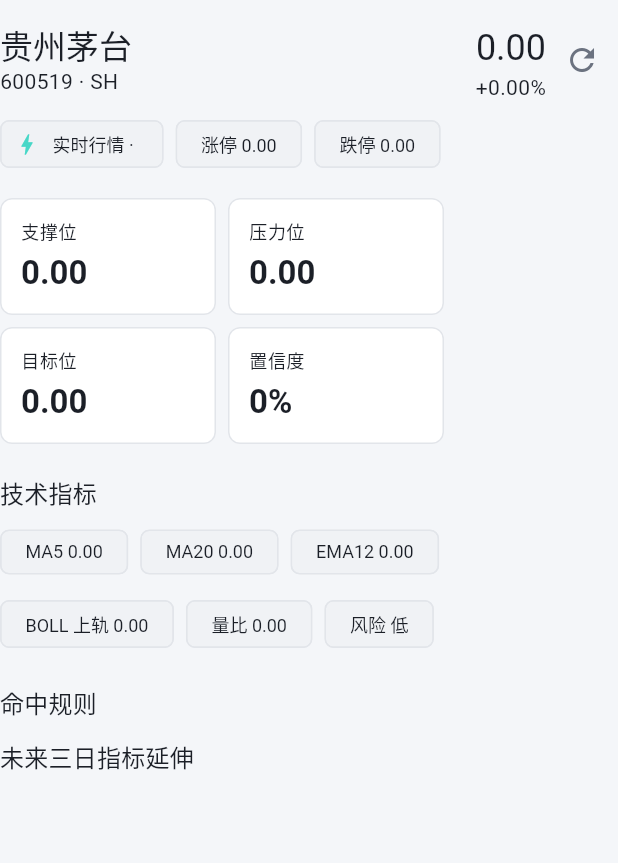
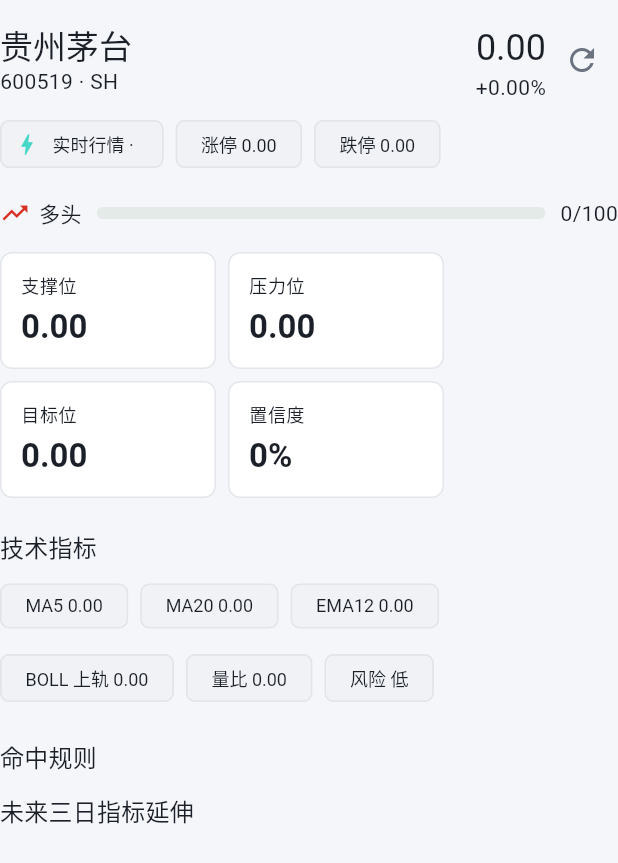
Before and after one commit to WooYu/Sock, a Flutter app: the _AnalysisContent widget shown alone on an empty page, opened directly with empty values, on a phone screen of 412 x 824 dp. Shown: the top 863 px of the screen. Run offline on Flutter 3.47's test engine with Material 3 defaults, Android fonts, the phone set to English and light mode, and no system bars; our stand-ins replace file_picker, share_plus, shared_preferences; missing offline and left inert: candlesticks; accounts and stored records are empty.

Commit message:
feat: add direction strength gauge to stock analysis
Co-Authored-By: Claude Opus 4.8 (1M context) <noreply@anthropic.com>

```diff
--- a/lib/features/analysis/stock_analysis_screen.dart
+++ b/lib/features/analysis/stock_analysis_screen.dart
@@ -217,6 +217,37 @@ class _AnalysisContent extends StatelessWidget {
           ],
         ),
         const SizedBox(height: 16),
+        Row(
+          children: [
+            Icon(
+              _directionIcon(analysis.direction),
+              size: 20,
+              color: _directionColor(context, analysis.direction),
+            ),
+            const SizedBox(width: 6),
+            Text(_directionLabel(analysis.direction)),
+            const SizedBox(width: 10),
+            Expanded(
+              child: ClipRRect(
+                borderRadius: BorderRadius.circular(4),
+                child: LinearProgressIndicator(
+                  value: (analysis.directionStrength / 100).clamp(0.0, 1.0),
+                  minHeight: 8,
+                  backgroundColor: Theme.of(
+                    context,
+                  ).colorScheme.surfaceContainerHigh,
+                  color: _directionColor(context, analysis.direction),
+                ),
+              ),
+            ),
+            const SizedBox(width: 10),
+            Text(
+              '${analysis.directionStrength.round()}/100',
+              style: withTabular(Theme.of(context).textTheme.bodyMedium),
+            ),
+          ],
+        ),
+        const SizedBox(height: 16),
         Wrap(
           spacing: 8,
           runSpacing: 8,
@@ -328,6 +359,25 @@ class _AnalysisContent extends StatelessWidget {
     RiskLevel.medium => '中',
     RiskLevel.high => '高',
   };
+
+  static String _directionLabel(Direction direction) => switch (direction) {
+    Direction.bullish => '多头',
+    Direction.neutral => '中性',
+    Direction.bearish => '空头',
+  };
+
+  static IconData _directionIcon(Direction direction) => switch (direction) {
+    Direction.bullish => Icons.trending_up,
+    Direction.neutral => Icons.trending_flat,
+    Direction.bearish => Icons.trending_down,
+  };
+
+  static Color _directionColor(BuildContext context, Direction direction) =>
+      switch (direction) {
+        Direction.bullish => gainColor(context),
+        Direction.neutral => Theme.of(context).colorScheme.onSurfaceVariant,
+        Direction.bearish => lossColor(context),
+      };
 }
 
 class _ValueTile extends StatelessWidget {
--- a/lib/features/analysis/technical_analysis.dart
+++ b/lib/features/analysis/technical_analysis.dart
@@ -196,6 +196,8 @@ class IndicatorCalculator {
 
 enum RiskLevel { low, medium, high }
 
+enum Direction { bullish, neutral, bearish }
+
 class FutureIndicatorPoint {
   const FutureIndicatorPoint({
     required this.day,
@@ -222,6 +224,8 @@ class StockAnalysis {
     required this.target,
     required this.confidence,
     required this.riskLevel,
+    required this.direction,
+    required this.directionStrength,
     required this.matchedRules,
     required this.maShort,
     required this.maLong,
@@ -238,6 +242,8 @@ class StockAnalysis {
   final double target;
   final double confidence;
   final RiskLevel riskLevel;
+  final Direction direction;
+  final double directionStrength;
   final List<String> matchedRules;
   final double maShort;
   final double maLong;
@@ -291,6 +297,12 @@ class StockAnalyzer {
       if (lastClose < boll.upper) '仍处于 BOLL 上轨以内',
     ];
     final confidence = (0.5 + matchedRules.length * 0.08).clamp(0.5, 0.9);
+    final direction = trendPositive
+        ? Direction.bullish
+        : maShort >= maLong
+        ? Direction.neutral
+        : Direction.bearish;
+    final directionStrength = (confidence * 100).round().toDouble();
     final supportDistance = lastClose == 0
         ? 1
         : (lastClose - support) / lastClose;
@@ -307,6 +319,8 @@ class StockAnalyzer {
       target: resistance + range * 0.382,
       confidence: confidence,
       riskLevel: risk,
+      direction: direction,
+      directionStrength: directionStrength,
       matchedRules: List.unmodifiable(matchedRules),
       maShort: maShort,
       maLong: maLong,
```
